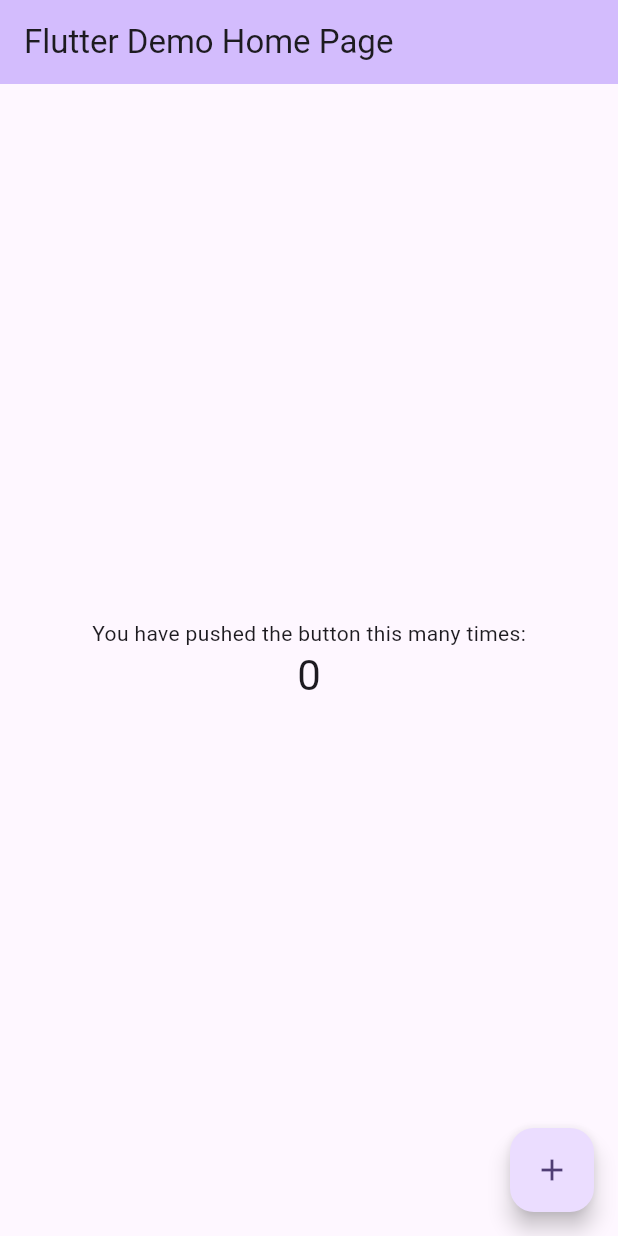
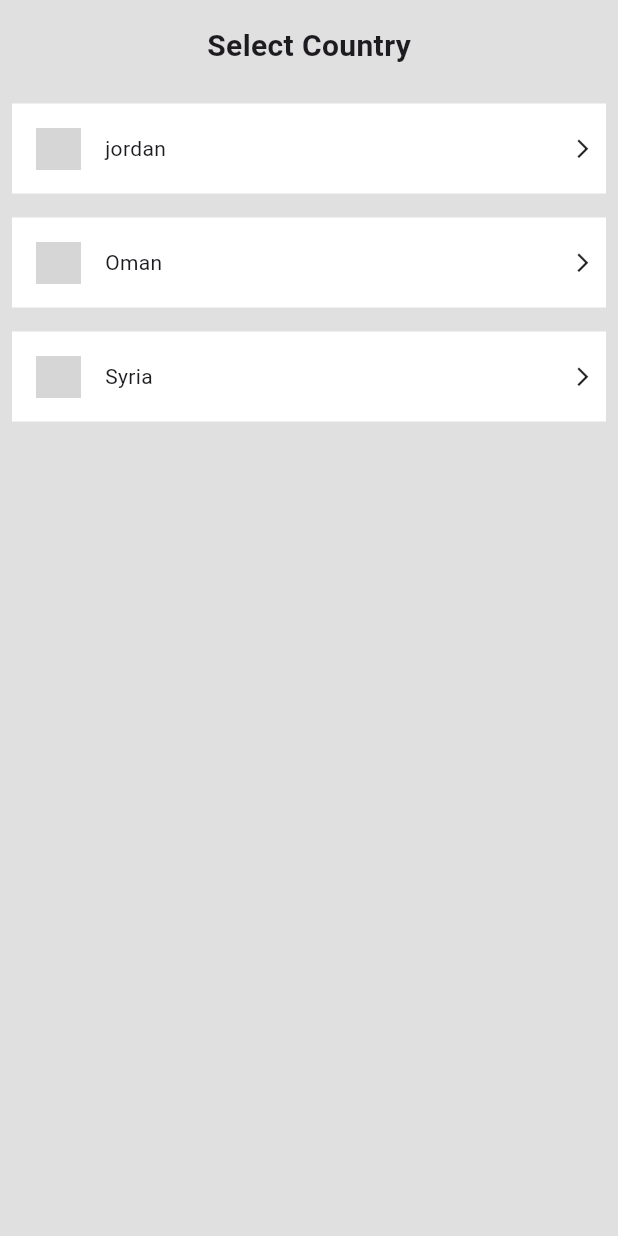
Before and after one commit to aboud-masoud/http_sample, a Flutter app: the screen it shows after launch, on a phone screen of 412 x 824 dp. Run offline on Flutter 3.47's test engine with Material 2 defaults, Android fonts, the phone set to English and light mode, and no system bars; network calls fail; grey boxes are pictures that could not be loaded.

Commit message:
prepare the list

```diff
--- /dev/null
+++ b/lib/app.dart
@@ -0,0 +1,18 @@
+import 'package:flutter/material.dart';
+import 'package:http_sample/screens/select_country/select_country_screen.dart';
+
+class MyApp extends StatelessWidget {
+  const MyApp({super.key});
+
+  @override
+  Widget build(BuildContext context) {
+    return MaterialApp(
+      title: 'Https Sample',
+      theme: ThemeData(
+        colorScheme: ColorScheme.fromSeed(seedColor: Colors.deepPurple),
+        useMaterial3: true,
+      ),
+      home: SelectCountryScreen(),
+    );
+  }
+}
--- a/lib/main.dart
+++ b/lib/main.dart
@@ -1,125 +1,6 @@
 import 'package:flutter/material.dart';
+import 'package:http_sample/app.dart';
 
 void main() {
   runApp(const MyApp());
 }
-
-class MyApp extends StatelessWidget {
-  const MyApp({super.key});
-
-  // This widget is the root of your application.
-  @override
-  Widget build(BuildContext context) {
-    return MaterialApp(
-      title: 'Flutter Demo',
-      theme: ThemeData(
-        // This is the theme of your application.
-        //
-        // TRY THIS: Try running your application with "flutter run". You'll see
-        // the application has a blue toolbar. Then, without quitting the app,
-        // try changing the seedColor in the colorScheme below to Colors.green
-        // and then invoke "hot reload" (save your changes or press the "hot
-        // reload" button in a Flutter-supported IDE, or press "r" if you used
-        // the command line to start the app).
-        //
-        // Notice that the counter didn't reset back to zero; the application
-        // state is not lost during the reload. To reset the state, use hot
-        // restart instead.
-        //
-        // This works for code too, not just values: Most code changes can be
-        // tested with just a hot reload.
-        colorScheme: ColorScheme.fromSeed(seedColor: Colors.deepPurple),
-        useMaterial3: true,
-      ),
-      home: const MyHomePage(title: 'Flutter Demo Home Page'),
-    );
-  }
-}
-
-class MyHomePage extends StatefulWidget {
-  const MyHomePage({super.key, required this.title});
-
-  // This widget is the home page of your application. It is stateful, meaning
-  // that it has a State object (defined below) that contains fields that affect
-  // how it looks.
-
-  // This class is the configuration for the state. It holds the values (in this
-  // case the title) provided by the parent (in this case the App widget) and
-  // used by the build method of the State. Fields in a Widget subclass are
-  // always marked "final".
-
-  final String title;
-
-  @override
-  State<MyHomePage> createState() => _MyHomePageState();
-}
-
-class _MyHomePageState extends State<MyHomePage> {
-  int _counter = 0;
-
-  void _incrementCounter() {
-    setState(() {
-      // This call to setState tells the Flutter framework that something has
-      // changed in this State, which causes it to rerun the build method below
-      // so that the display can reflect the updated values. If we changed
-      // _counter without calling setState(), then the build method would not be
-      // called again, and so nothing would appear to happen.
-      _counter++;
-    });
-  }
-
-  @override
-  Widget build(BuildContext context) {
-    // This method is rerun every time setState is called, for instance as done
-    // by the _incrementCounter method above.
-    //
-    // The Flutter framework has been optimized to make rerunning build methods
-    // fast, so that you can just rebuild anything that needs updating rather
-    // than having to individually change instances of widgets.
-    return Scaffold(
-      appBar: AppBar(
-        // TRY THIS: Try changing the color here to a specific color (to
-        // Colors.amber, perhaps?) and trigger a hot reload to see the AppBar
-        // change color while the other colors stay the same.
-        backgroundColor: Theme.of(context).colorScheme.inversePrimary,
-        // Here we take the value from the MyHomePage object that was created by
-        // the App.build method, and use it to set our appbar title.
-        title: Text(widget.title),
-      ),
-      body: Center(
-        // Center is a layout widget. It takes a single child and positions it
-        // in the middle of the parent.
-        child: Column(
-          // Column is also a layout widget. It takes a list of children and
-          // arranges them vertically. By default, it sizes itself to fit its
-          // children horizontally, and tries to be as tall as its parent.
-          //
-          // Column has various properties to control how it sizes itself and
-          // how it positions its children. Here we use mainAxisAlignment to
-          // center the children vertically; the main axis here is the vertical
-          // axis because Columns are vertical (the cross axis would be
-          // horizontal).
-          //
-          // TRY THIS: Invoke "debug painting" (choose the "Toggle Debug Paint"
-          // action in the IDE, or press "p" in the console), to see the
-          // wireframe for each widget.
-          mainAxisAlignment: MainAxisAlignment.center,
-          children: <Widget>[
-            const Text(
-              'You have pushed the button this many times:',
-            ),
-            Text(
-              '$_counter',
-              style: Theme.of(context).textTheme.headlineMedium,
-            ),
-          ],
-        ),
-      ),
-      floatingActionButton: FloatingActionButton(
-        onPressed: _incrementCounter,
-        tooltip: 'Increment',
-        child: const Icon(Icons.add),
-      ), // This trailing comma makes auto-formatting nicer for build methods.
-    );
-  }
-}
--- /dev/null
+++ b/lib/model/country.dart
@@ -0,0 +1,6 @@
+class Country {
+  String flag;
+  String name;
+
+  Country({required this.flag, required this.name});
+}
--- /dev/null
+++ b/lib/screens/select_country/select_country_bloc.dart
@@ -0,0 +1,12 @@
+import 'package:http_sample/model/country.dart';
+
+class SelectCountryBloc {
+  List<Country> countryList = [
+    Country(flag: "https://seekflag.com/app/uploads/2021/12/Flag-of-Jordan-01.png", name: "jordan"),
+    Country(flag: "https://cdn.britannica.com/73/5773-004-F7C13E3D/Flag-Oman.jpg", name: "Oman"),
+    Country(
+        flag:
+            "https://upload.wikimedia.org/wikipedia/commons/thumb/5/53/Flag_of_Syria.svg/1280px-Flag_of_Syria.svg.png",
+        name: "Syria"),
+  ];
+}
--- /dev/null
+++ b/lib/screens/select_country/select_country_screen.dart
@@ -0,0 +1,62 @@
+import 'package:flutter/material.dart';
+import 'package:http_sample/screens/select_country/select_country_bloc.dart';
+
+class SelectCountryScreen extends StatelessWidget {
+  SelectCountryScreen({super.key});
+
+  var bloc = SelectCountryBloc();
+
+  @override
+  Widget build(BuildContext context) {
+    return Scaffold(
+      backgroundColor: Colors.grey[300],
+      body: SafeArea(
+        child: Column(
+          children: [
+            Padding(
+              padding: const EdgeInsets.all(16),
+              child: Text(
+                "Select Country",
+                style: TextStyle(fontSize: 20, fontWeight: FontWeight.bold),
+              ),
+            ),
+            Expanded(
+              child: ListView.builder(
+                itemCount: bloc.countryList.length,
+                itemBuilder: (contextt, index) {
+                  return Padding(
+                    padding: const EdgeInsets.all(8.0),
+                    child: Container(
+                      height: 60,
+                      color: Colors.white,
+                      child: Row(
+                        children: [
+                          Padding(
+                            padding: const EdgeInsets.all(16),
+                            child: Image.network(
+                              bloc.countryList[index].flag,
+                              width: 30,
+                            ),
+                          ),
+                          Text(bloc.countryList[index].name),
+                          Expanded(child: Container()),
+                          const Padding(
+                            padding: EdgeInsets.all(8.0),
+                            child: Icon(
+                              Icons.arrow_forward_ios,
+                              size: 15,
+                            ),
+                          )
+                        ],
+                      ),
+                    ),
+                  );
+                },
+              ),
+            )
+          ],
+        ),
+      ),
+    );
+  }
+}
```
Also changed, not shown: 1 other file.
